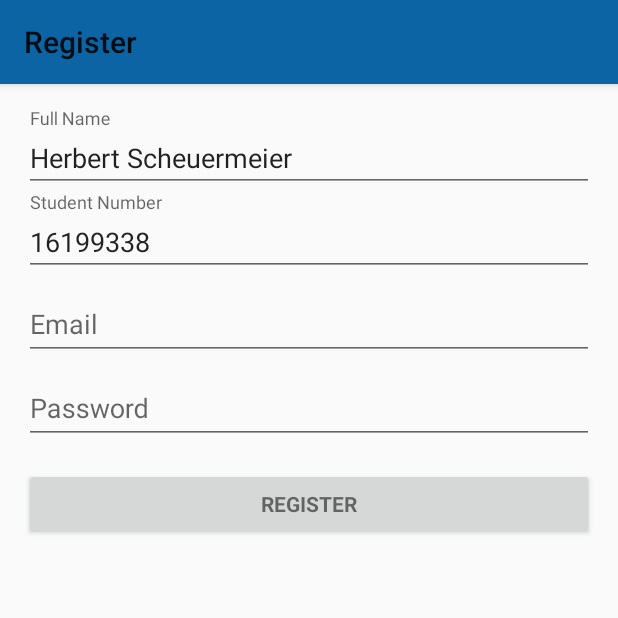
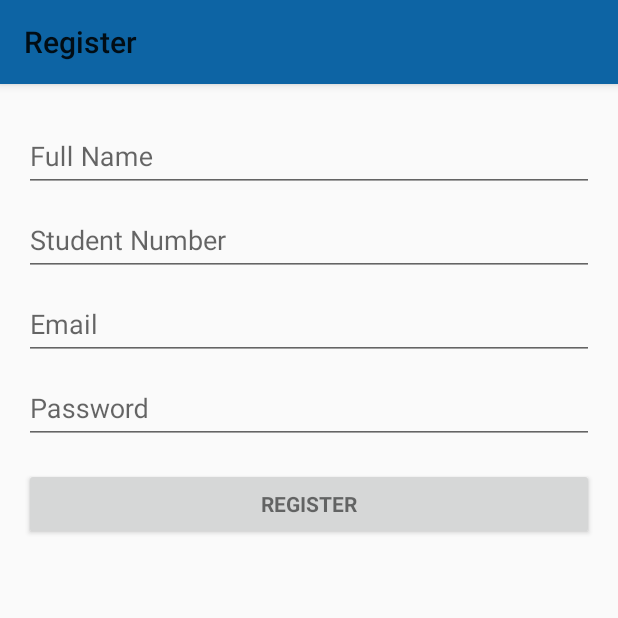
Before and after one commit to janicmikes/Gadgeothek, an Android app: the screen it shows after launch (LoginActivity), after a tap on "REGISTER", on a phone screen of 412 x 824 dp, the top half of it. Run offline under Robolectric (Android 15) with nearby library versions, the light colour scheme and no system bars; 1 other tap on this screen came first.

Commit message:
Removed Herbert!

```diff
--- a/app/src/main/res/layout/fragment_register.xml
+++ b/app/src/main/res/layout/fragment_register.xml
@@ -41,8 +41,7 @@
                     android:hint="@string/prompt_name"
                     android:inputType="textPersonName"
                     android:maxLines="1"
-                        android:singleLine="true"
-                        android:text="Herbert Scheuermeier"/>
+                    android:singleLine="true" />
 
             </android.support.design.widget.TextInputLayout>
 
@@ -57,8 +56,7 @@
                     android:hint="@string/prompt_matrikelno"
                     android:inputType="number"
                     android:maxLines="1"
-                        android:singleLine="true"
-                        android:text="16199338"/>
+                    android:singleLine="true" />
 
             </android.support.design.widget.TextInputLayout>
 
@@ -73,8 +71,7 @@
                     android:hint="@string/prompt_email"
                     android:inputType="textEmailAddress"
                     android:maxLines="1"
-                        android:singleLine="true"
-                        android:text="sherbert@hsr.ch"/>
+                    android:singleLine="true" />
 
             </android.support.design.widget.TextInputLayout>
 
```
Lines whose indentation alone changed are shown as unchanged.
